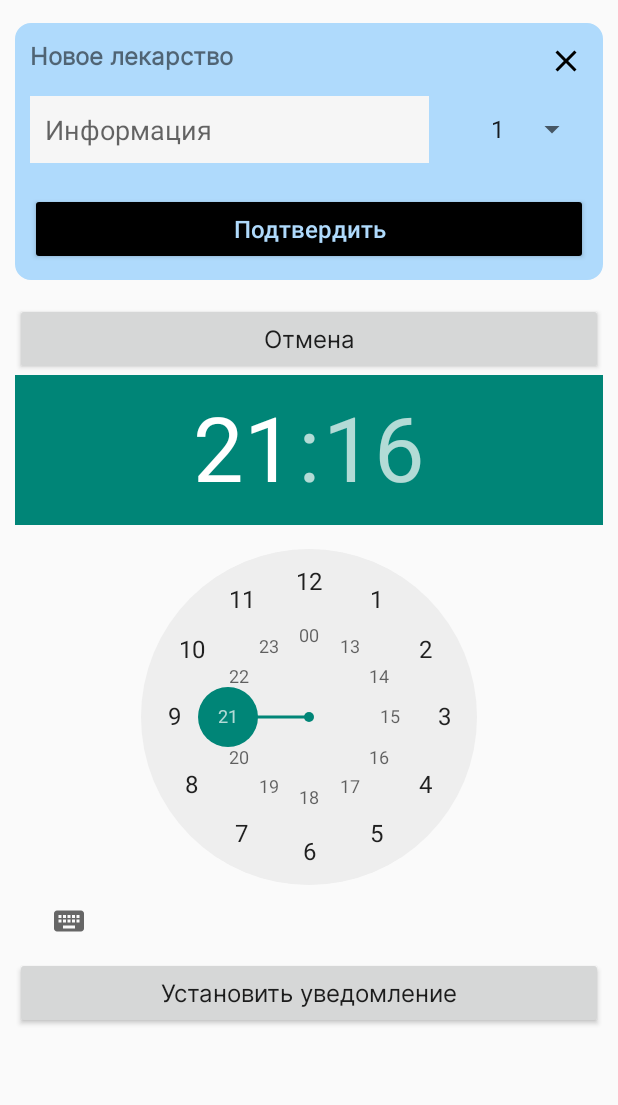
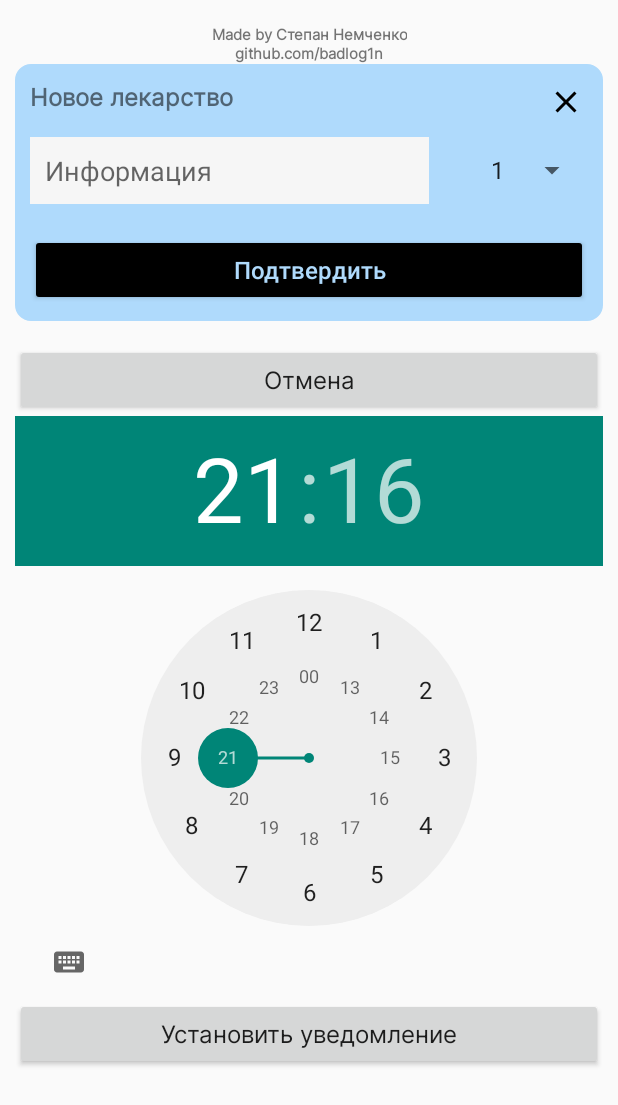
Before and after one commit to BadLog1n/MedsTime, an Android app: the screen it shows after launch (MainActivity), after a tap on "Добавить уведомление", on a phone screen of 412 x 824 dp. Shown: the top 1105 px of the screen. Run offline under Robolectric (Android 15) with nearby library versions, the phone set to English and light mode, and no system bars; 3 other taps on this screen came first.

Commit message:
Добавлена информация о разработчике

```diff
--- a/app/src/main/java/com/oneseed/medstime/MainActivity.java
+++ b/app/src/main/java/com/oneseed/medstime/MainActivity.java
@@ -11,6 +11,7 @@ import android.content.Intent;
 import android.content.SharedPreferences;
 import android.content.pm.PackageManager;
 import android.graphics.Color;
+import android.net.Uri;
 import android.os.Build;
 import android.os.Bundle;
 import android.view.View;
@@ -19,6 +20,7 @@ import android.widget.Button;
 import android.widget.EditText;
 import android.widget.LinearLayout;
 import android.widget.Spinner;
+import android.widget.TextView;
 import android.widget.TimePicker;
 import android.widget.Toast;
 
@@ -47,10 +49,11 @@ public class MainActivity extends AppCompatActivity {
         Button setTimerBtn = findViewById(R.id.setTimerBtn);
         Spinner countSpinner = findViewById(R.id.countSpinner);
         EditText newMedicineText = findViewById(R.id.newMedicineEditText);
+        TextView madeByText = findViewById(R.id.madeByText);
         LinearLayout addMedsLayout = findViewById(R.id.addMedsLayout);
         LinearLayout addMedsLayoutHeader = findViewById(R.id.addMedsLayoutHeader);
         LinearLayout addMedsBtnLayout = findViewById(R.id.addMedsBtnLayout);
-        TimePicker timePicker = (TimePicker) findViewById(R.id.timePicker);
+        TimePicker timePicker = findViewById(R.id.timePicker);
         timePicker.setIs24HourView(true);
         createNotificationChannel();
         setInitialData(dates());
@@ -141,6 +144,13 @@ public class MainActivity extends AppCompatActivity {
             hideKeyboard();
         });
 
+
+        madeByText.setOnClickListener(v -> {
+            Intent browserIntent = new
+                    Intent(Intent.ACTION_VIEW, Uri.parse("https://github.com/badlog1n"));
+            startActivity(browserIntent);
+        });
+
     }
 
     private void setInitialData(boolean isTodayDate) {
--- a/app/src/main/res/layout/activity_main.xml
+++ b/app/src/main/res/layout/activity_main.xml
@@ -11,6 +11,17 @@
     android:orientation="vertical"
     tools:context=".MainActivity">
 
+
+    <TextView
+        android:id="@+id/madeByText"
+        android:layout_width="wrap_content"
+        android:layout_height="wrap_content"
+        android:fontFamily="@font/inter"
+        android:layout_gravity="center"
+        android:gravity="center"
+        android:text="Made by Степан Немченко\ngithub.com/badlog1n"
+        android:textSize="10sp"
+        android:textStyle="bold" />
 
     <LinearLayout
         android:id="@+id/addMedsBtnLayout"
@@ -146,6 +157,8 @@
         android:textSize="16sp"
         app:cornerRadius="100dp" />
 
+
+
     <TimePicker
         android:id="@+id/timePicker"
         android:layout_width="match_parent"
```
